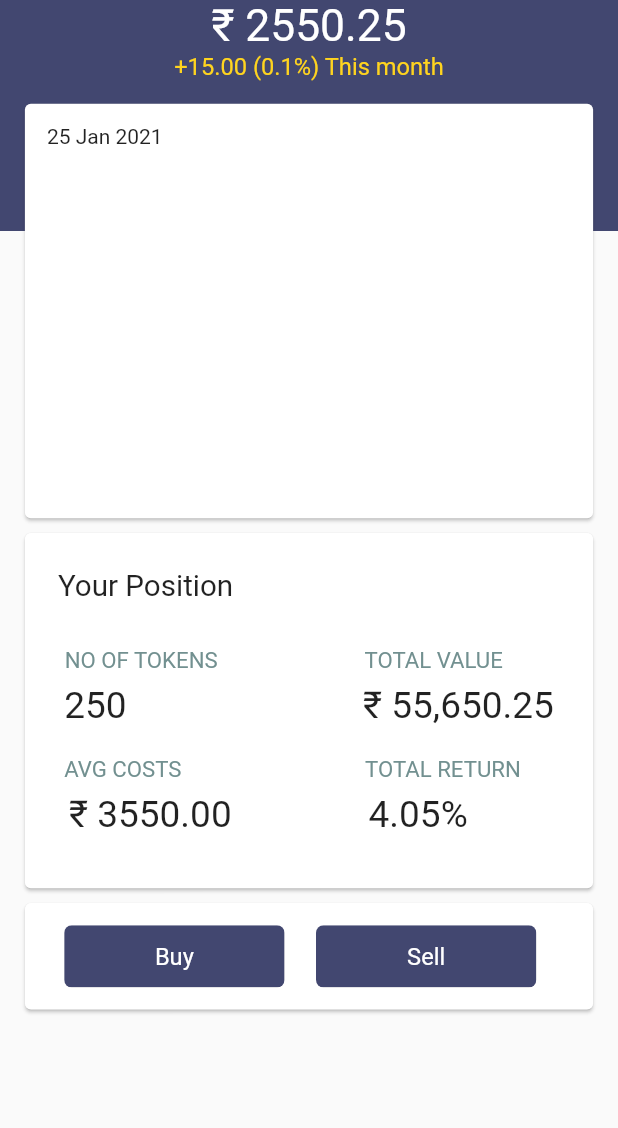
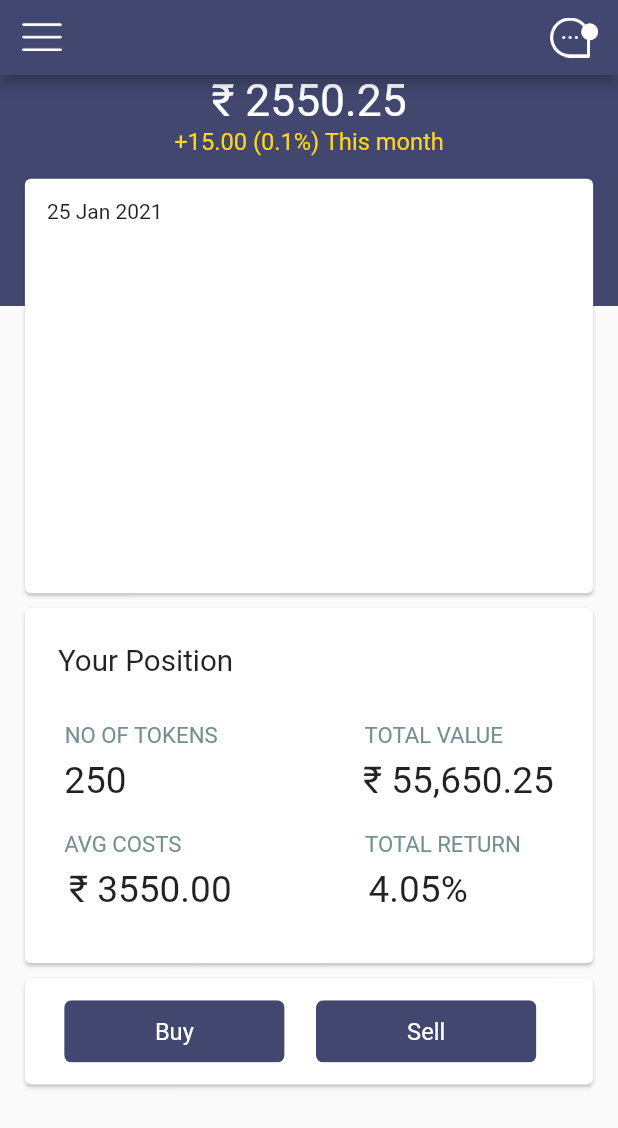
Before and after one commit to ptlmay25/Flutter_app_frontend, a Flutter app: the Hometab screen opened directly, on a phone screen of 412 x 824 dp. Shown: the top 1128 px of the screen. Run offline on Flutter 3.47's test engine with Material 2 defaults, Android fonts, the phone set to English and light mode, and no system bars; our stand-ins replace firebase_auth, flutter_svg, universal_io; missing offline and left inert: sms_otp_auto_verify; accounts and stored records are empty; network calls fail.

Commit message:
Appbar And Drawer are only available on Hometab

```diff
--- a/ibiz/lib/view/bottom/hometab.dart
+++ b/ibiz/lib/view/bottom/hometab.dart
@@ -1,7 +1,8 @@
 import 'package:flutter/material.dart';
 import 'package:ibiz/models/usermodel.dart';
-import 'package:ibiz/service/database/userdb.dart';
 import 'package:ibiz/size_config.dart';
+import 'package:ibiz/view/navbar/notification.dart';
+import 'package:ibiz/view/drawer.dart';
 
 class Hometab extends StatefulWidget {
   final UserModel userModel;
@@ -13,7 +14,48 @@ class Hometab extends StatefulWidget {
 class _HometabState extends State<Hometab> {
   @override
   Widget build(BuildContext context) {
-    return Stack(
+    return Scaffold(
+      appBar: AppBar(
+        toolbarHeight: 50,
+        leading: Builder(builder: (context) {
+          return IconButton(
+            icon: SizedBox(
+              height: 50 * SizeConfig.heightMultiplier,
+              width: 25 * SizeConfig.widthMultiplier,
+              child: new Image.asset("assets/icons/menu_bar.png"),
+            ),
+            onPressed: () => Scaffold.of(context).openDrawer(),
+          );
+        }),
+        backgroundColor: Color.fromARGB(255, 66, 71, 112),
+        // title: Padding(
+        //   padding: EdgeInsets.only(
+        //     top: 15 * SizeConfig.heightMultiplier,
+        //     bottom: 14.3 * SizeConfig.heightMultiplier,
+        //     left: 65 * SizeConfig.widthMultiplier,
+        //   ),
+        //   child: SizedBox(
+        //       height: 34.71 * SizeConfig.heightMultiplier,
+        //       width: 100 * SizeConfig.widthMultiplier,
+        //       child: Image.asset("assets/icons/name.png")),
+        // ),
+        actions: [
+          Padding(
+            padding: EdgeInsets.only(
+              right: 5 * SizeConfig.widthMultiplier,
+            ),
+            child: IconButton(
+              icon: Image.asset("assets/icons/Notification.png"),
+              onPressed: () {
+                Navigator.of(context).push(MaterialPageRoute(
+                    builder: (context) => Notification_Page()));
+              },
+            ),
+          ),
+        ],
+      ),
+      drawer: HomeDrawer(userModel: widget.userModel),
+      body: Stack(
         children: <Widget>[
           Column(
             crossAxisAlignment: CrossAxisAlignment.stretch,
@@ -132,7 +174,8 @@ class _HometabState extends State<Hometab> {
                                 child: Text(
                                   '₹ 55,650.25',
                                   style: TextStyle(
-                                    fontSize: 25 * SizeConfig.heightMultiplier),
+                                      fontSize:
+                                          25 * SizeConfig.heightMultiplier),
                                 ),
                               ),
                             ],
@@ -188,7 +231,8 @@ class _HometabState extends State<Hometab> {
                                 child: Text(
                                   '4.05%         ',
                                   style: TextStyle(
-                                    fontSize: 25 * SizeConfig.heightMultiplier),
+                                      fontSize:
+                                          25 * SizeConfig.heightMultiplier),
                                 ),
                               ),
                             ],
@@ -230,7 +274,8 @@ class _HometabState extends State<Hometab> {
                                   style: TextStyle(
                                       color: Colors.white,
                                       fontWeight: FontWeight.normal,
-                                    fontSize: 16 * SizeConfig.heightMultiplier),
+                                      fontSize:
+                                          16 * SizeConfig.heightMultiplier),
                                 ),
                               ),
                             ),
@@ -253,7 +298,8 @@ class _HometabState extends State<Hometab> {
                                   style: TextStyle(
                                       color: Colors.white,
                                       fontWeight: FontWeight.normal,
-                                    fontSize: 16 * SizeConfig.heightMultiplier),
+                                      fontSize:
+                                          16 * SizeConfig.heightMultiplier),
                                 ),
                               ),
                             ),
@@ -263,6 +309,7 @@ class _HometabState extends State<Hometab> {
                     ),
                   ))),
         ],
+      ),
     );
   }
 }
```
Also changed, not shown: ibiz/lib/view/home.dart (+0 -40 lines), 1 other file. Lines whose indentation alone changed are shown as unchanged.
